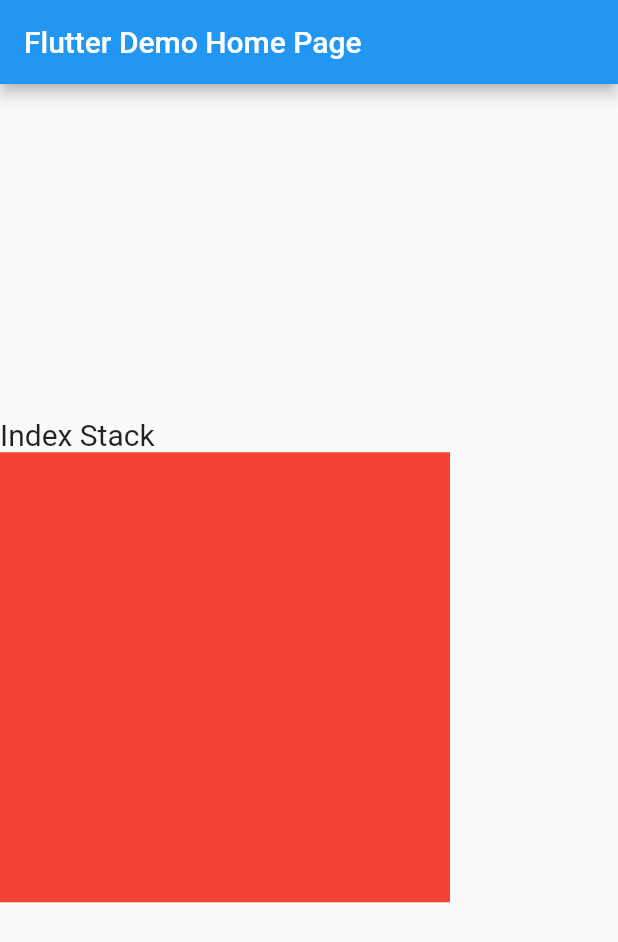
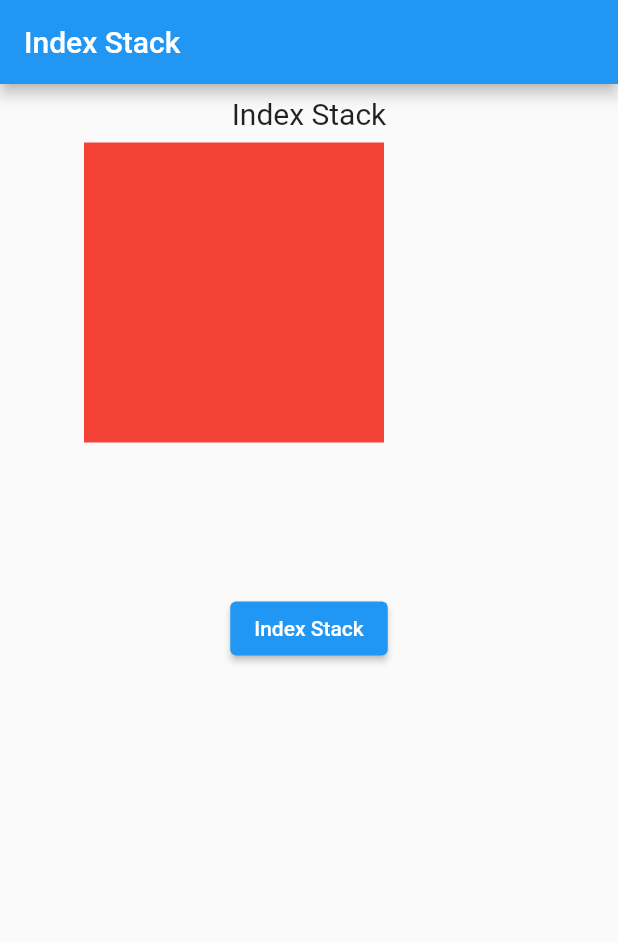
Before and after one commit to MUmerYasin/indexstacktsting, a Flutter app: the screen it shows after launch, on a phone screen of 412 x 824 dp. Shown: the top 942 px of the screen. Run offline on Flutter 3.47's test engine with Material 2 defaults, Android fonts, the phone set to English and light mode, and no system bars.

Commit message:
IndexedStack

```diff
--- a/lib/main.dart
+++ b/lib/main.dart
@@ -12,7 +12,6 @@ class MyApp extends StatelessWidget {
     return MaterialApp(
       title: 'Flutter Demo',
       theme: ThemeData(
-
         primarySwatch: Colors.blue,
       ),
       home: const MyHomePage(title: 'Flutter Demo Home Page'),
@@ -23,7 +22,6 @@ class MyApp extends StatelessWidget {
 class MyHomePage extends StatefulWidget {
   const MyHomePage({Key? key, required this.title}) : super(key: key);
 
-
   final String title;
 
   @override
@@ -31,50 +29,92 @@ class MyHomePage extends StatefulWidget {
 }
 
 class _MyHomePageState extends State<MyHomePage> {
-int index = 0;
+  int index = 0;
 
   @override
   Widget build(BuildContext context) {
-
     return Scaffold(
       appBar: AppBar(
-
-        title: Text(widget.title),
+        title: const Text("Index Stack"),
       ),
       body: Center(
-
         child: Column(
-
-          mainAxisAlignment: MainAxisAlignment.center,
+          mainAxisAlignment: MainAxisAlignment.start,
+          crossAxisAlignment: CrossAxisAlignment.center,
           children: <Widget>[
             Row(
-              children:const [
-                 Text(
-                  'Index Stack', style: TextStyle(fontSize: 20.0),
+              mainAxisAlignment: MainAxisAlignment.center,
+              crossAxisAlignment: CrossAxisAlignment.center,
+              children: const [
+                Padding(
+                  padding: EdgeInsets.all(8.0),
+                  child: Text(
+                    'Index Stack',
+                    style: TextStyle(fontSize: 20.0),
+                  ),
                 ),
               ],
             ),
             Row(
+              mainAxisAlignment: MainAxisAlignment.center,
+              crossAxisAlignment: CrossAxisAlignment.center,
               children: [
                 IndexedStack(
                   index: index,
-                  children: <Widget> [
-                            Row(
-                              children: <Widget> [
-                                Container(
-                                  width: 300,
-                                  height: 300,
-                                  color: Colors.red,
-                                ),
-                              ],
-                            ),
+                  children: <Widget>[
+                    Row(
+                      children: [
+                        Container(
+                          width: 200,
+                          height: 200,
+                          color: Colors.red,
+                        ),
+                      ],
+                    ),
+                    Row(
+                      children: [
+                        Container(
+                          width: 300,
+                          height: 100,
+                          color: Colors.amber,
+                        ),
+                      ],
+                    ),
+                    Row(
+                      children: [
+                        Container(
+                          width: 100,
+                          height: 300,
+                          color: Colors.teal,
+                        ),
+                      ],
+                    ),
+                  ],
+                ),
 
+              ],
+            ),
+            Row(
+              mainAxisAlignment: MainAxisAlignment.center,
+              crossAxisAlignment: CrossAxisAlignment.center,
+              children: [
+                ElevatedButton(
+                  onPressed: () {
+                    if (index == 2) {
+                      setState(() {
+                        index = 0;
+                      });
+                    } else {
+                      setState(() {
+                        index++;
+                      });
 
-                  ],
+                    }
+                  },
+                  child: const Text("Index Stack"),
                 ),
               ],
             ),
-
 
           ],
         ),
```
